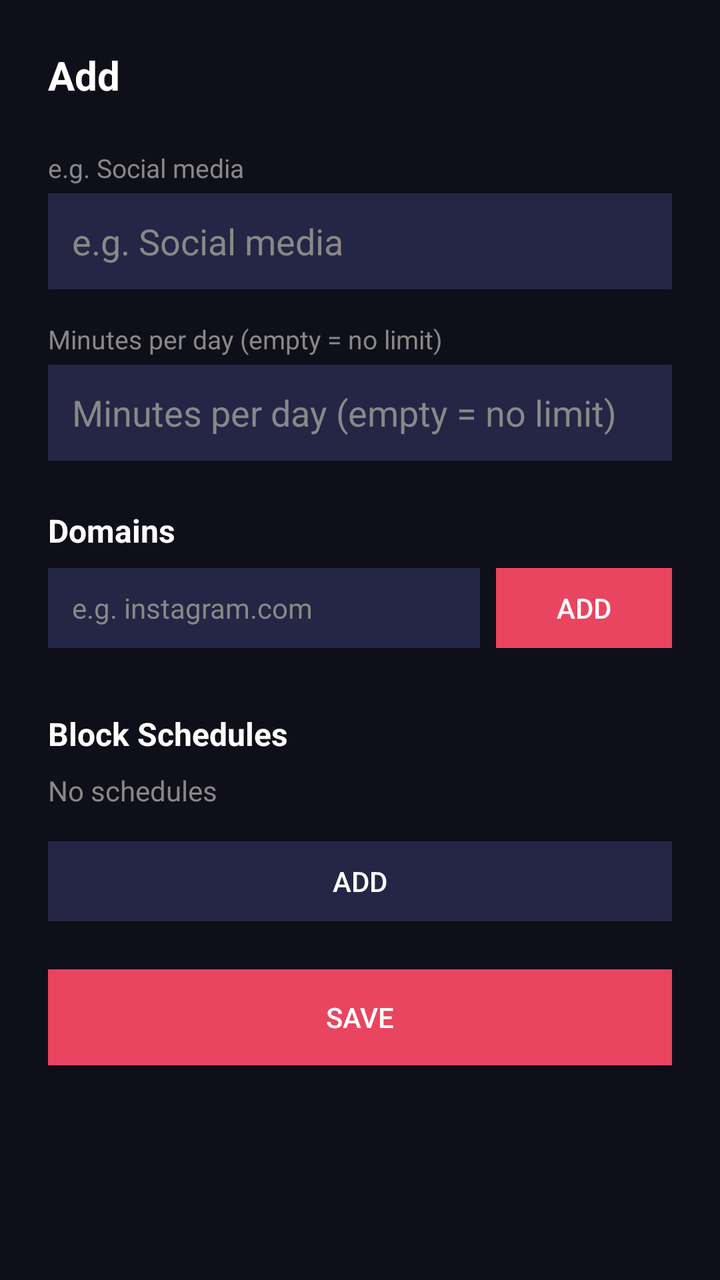
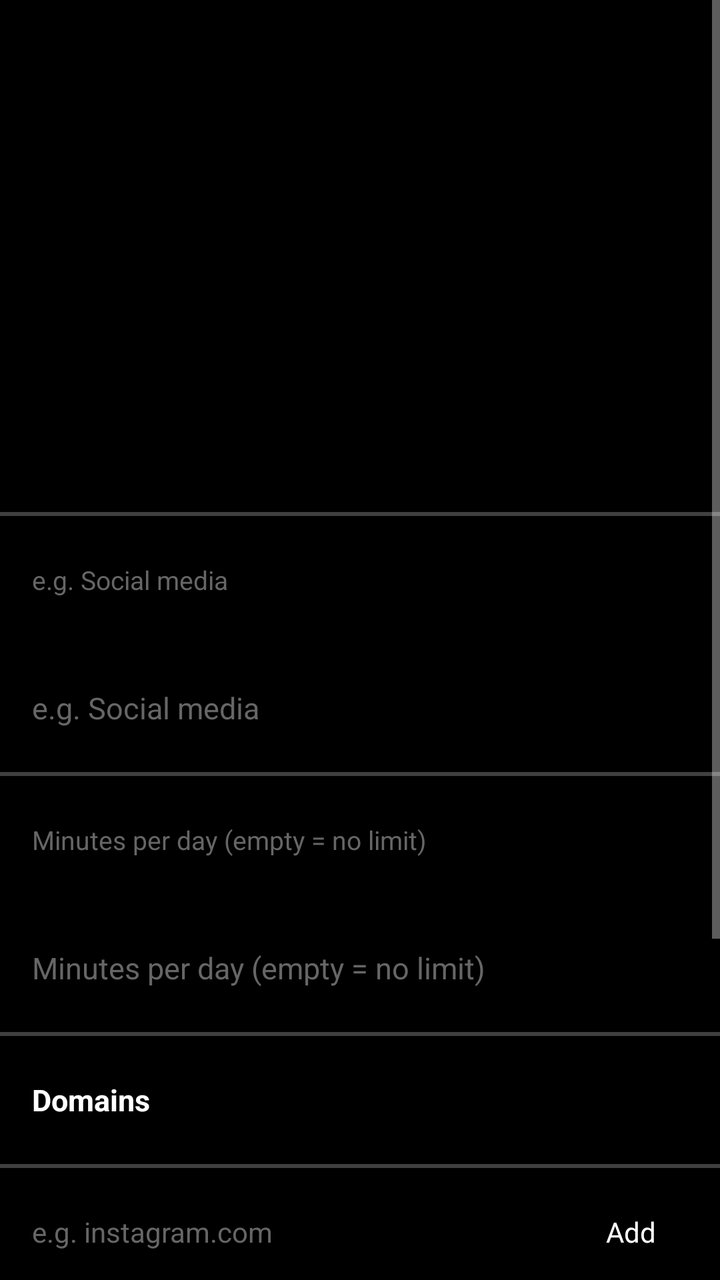

The first picture is an Android layout as it rendered before a commit; the second is the same layout after the commit. The layout source and the unified diff follow.
<!-- AndroidManifest.xml: application theme Theme.ITNSecureBrowser -->
<!-- res/layout/activity_group_edit.xml -->
<?xml version="1.0" encoding="utf-8"?>
<ScrollView xmlns:android="http://schemas.android.com/apk/res/android"
    android:layout_width="match_parent"
    android:layout_height="match_parent"
    android:background="@color/bg_page">

    <LinearLayout
        android:layout_width="match_parent"
        android:layout_height="wrap_content"
        android:orientation="vertical"
        android:padding="24dp">

        <TextView
            android:id="@+id/titleText"
            android:layout_width="wrap_content"
            android:layout_height="wrap_content"
            android:text="@string/btn_add"
            android:textColor="@color/text_primary"
            android:textSize="20sp"
            android:textStyle="bold"
            android:layout_marginBottom="24dp" />

        <TextView
            android:layout_width="wrap_content"
            android:layout_height="wrap_content"
            android:text="@string/group_name_hint"
            android:textColor="@color/text_secondary"
            android:textSize="13sp"
            android:layout_marginBottom="4dp" />

        <EditText
            android:id="@+id/inputName"
            android:layout_width="match_parent"
            android:layout_height="48dp"
            android:background="@color/bg_field"
            android:textColor="@color/text_primary"
            android:textColorHint="@color/text_secondary"
            android:hint="@string/group_name_hint"
            android:inputType="text"
            android:singleLine="true"
            android:paddingStart="12dp"
            android:paddingEnd="12dp"
            android:layout_marginBottom="16dp" />

        <TextView
            android:layout_width="wrap_content"
            android:layout_height="wrap_content"
            android:text="@string/group_limit_hint"
            android:textColor="@color/text_secondary"
            android:textSize="13sp"
            android:layout_marginBottom="4dp" />

        <EditText
            android:id="@+id/inputLimit"
            android:layout_width="match_parent"
            android:layout_height="48dp"
            android:background="@color/bg_field"
            android:textColor="@color/text_primary"
            android:textColorHint="@color/text_secondary"
            android:hint="@string/group_limit_hint"
            android:inputType="number"
            android:singleLine="true"
            android:paddingStart="12dp"
            android:paddingEnd="12dp"
            android:layout_marginBottom="24dp" />

        <TextView
            android:layout_width="wrap_content"
            android:layout_height="wrap_content"
            android:text="Domains"
            android:textColor="@color/text_primary"
            android:textSize="16sp"
            android:textStyle="bold"
            android:layout_marginBottom="8dp" />

        <LinearLayout
            android:layout_width="match_parent"
            android:layout_height="wrap_content"
            android:orientation="horizontal"
            android:layout_marginBottom="8dp">

            <EditText
                android:id="@+id/inputDomain"
                android:layout_width="0dp"
                android:layout_height="40dp"
                android:layout_weight="1"
                android:background="@color/bg_field"
                android:textColor="@color/text_primary"
                android:textColorHint="@color/text_secondary"
                android:hint="@string/add_domain_hint"
                android:inputType="textUri"
                android:singleLine="true"
                android:textSize="14sp"
                android:paddingStart="12dp"
                android:paddingEnd="12dp" />

            <Button
                android:id="@+id/btnAddDomain"
                android:layout_width="wrap_content"
                android:layout_height="40dp"
                android:text="@string/btn_add"
                android:textColor="@color/text_primary"
                android:background="@color/accent"
                android:layout_marginStart="8dp" />
        </LinearLayout>

        <TextView
            android:id="@+id/domainError"
            android:layout_width="wrap_content"
            android:layout_height="wrap_content"
            android:textColor="@color/status_off"
            android:textSize="13sp"
            android:layout_marginBottom="8dp"
            android:visibility="gone" />

        <ListView
            android:id="@+id/domainList"
            android:layout_width="match_parent"
            android:layout_height="wrap_content"
            android:divider="@color/divider"
            android:dividerHeight="1dp"
            android:dividerPadding="8dp"
            android:layout_marginBottom="24dp" />

        <TextView
            android:layout_width="wrap_content"
            android:layout_height="wrap_content"
            android:text="Block Schedules"
            android:textColor="@color/text_primary"
            android:textSize="16sp"
            android:textStyle="bold"
            android:layout_marginBottom="8dp" />

        <TextView
            android:id="@+id/noSchedules"
            android:layout_width="wrap_content"
            android:layout_height="wrap_content"
            android:text="@string/no_schedules"
            android:textColor="@color/text_secondary"
            android:textSize="14sp"
            android:layout_marginBottom="8dp" />

        <ListView
            android:id="@+id/scheduleList"
            android:layout_width="match_parent"
            android:layout_height="wrap_content"
            android:divider="@color/divider"
            android:dividerHeight="1dp"
            android:dividerPadding="8dp"
            android:layout_marginBottom="8dp" />

        <Button
            android:id="@+id/btnAddSchedule"
            android:layout_width="match_parent"
            android:layout_height="40dp"
            android:text="@string/btn_add"
            android:textColor="@color/text_primary"
            android:background="@color/bg_field"
            android:layout_marginBottom="24dp" />

        <Button
            android:id="@+id/btnSave"
            android:layout_width="match_parent"
            android:layout_height="48dp"
            android:text="@string/btn_save"
            android:textColor="@color/text_primary"
            android:background="@color/accent"
            android:layout_marginBottom="8dp" />

        <Button
            android:id="@+id/btnDelete"
            android:layout_width="match_parent"
            android:layout_height="48dp"
            android:text="@string/btn_delete"
            android:textColor="@color/status_off"
            android:background="@color/bg_field"
            android:visibility="gone" />
    </LinearLayout>
</ScrollView>
<!-- resources referenced by this layout -->
<resources>
  <color name="accent">#E94560</color>
  <color name="bg_field">#252545</color>
  <color name="bg_page">#0F0F1A</color>
  <color name="divider">#2A2A4A</color>
  <color name="status_off">#CC0000</color>
  <color name="text_primary">#FFFFFF</color>
  <color name="text_secondary">#888888</color>
  <string name="add_domain_hint">e.g. instagram.com</string>
  <string name="btn_add">Add</string>
  <string name="btn_delete">Delete</string>
  <string name="btn_save">Save</string>
  <string name="group_limit_hint">Minutes per day (empty = no limit)</string>
  <string name="group_name_hint">e.g. Social media</string>
  <string name="no_schedules">No schedules</string>
  <style name="Theme.ITNSecureBrowser" parent="android:Theme.Material.NoActionBar">
          <item name="android:windowBackground">@color/bg_page</item>
          <item name="android:colorBackground">@color/bg_page</item>
          <item name="android:textColorPrimary">@color/text_primary</item>
          <item name="android:textColorSecondary">@color/text_secondary</item>
      </style>
</resources>

<!-- the commit's change to res/layout/activity_group_edit.xml (unified diff, before → after) -->
@@ -2,178 +2,252 @@
 <ScrollView xmlns:android="http://schemas.android.com/apk/res/android"
     android:layout_width="match_parent"
     android:layout_height="match_parent"
-    android:background="@color/bg_page">
+    android:background="@color/bg"
+    android:fillViewport="true">
 
     <LinearLayout
         android:layout_width="match_parent"
         android:layout_height="wrap_content"
-        android:orientation="vertical"
-        android:padding="24dp">
-
-        <TextView
-            android:id="@+id/titleText"
-            android:layout_width="wrap_content"
-            android:layout_height="wrap_content"
-            android:text="@string/btn_add"
-            android:textColor="@color/text_primary"
-            android:textSize="20sp"
-            android:textStyle="bold"
-            android:layout_marginBottom="24dp" />
-
-        <TextView
-            android:layout_width="wrap_content"
-            android:layout_height="wrap_content"
+        android:orientation="vertical">
+
+        <include layout="@layout/item_page_title" />
+
+        <View
+            android:layout_width="match_parent"
+            android:layout_height="@dimen/divider"
+            android:background="@drawable/divider_horizontal" />
+
+        <TextView
+            android:layout_width="match_parent"
+            android:layout_height="@dimen/row_height"
+            android:gravity="center_vertical"
+            android:paddingHorizontal="@dimen/padding"
             android:text="@string/group_name_hint"
-            android:textColor="@color/text_secondary"
-            android:textSize="13sp"
-            android:layout_marginBottom="4dp" />
+            android:textColor="@color/text_hint"
+            android:textSize="13sp" />
 
         <EditText
             android:id="@+id/inputName"
             android:layout_width="match_parent"
-            android:layout_height="48dp"
-            android:background="@color/bg_field"
-            android:textColor="@color/text_primary"
-            android:textColorHint="@color/text_secondary"
+            android:layout_height="@dimen/row_height"
+            android:background="@android:color/transparent"
+            android:gravity="center_vertical"
+            android:paddingHorizontal="@dimen/padding"
+            android:textColor="@color/text_primary"
+            android:textColorHint="@color/text_hint"
             android:hint="@string/group_name_hint"
             android:inputType="text"
             android:singleLine="true"
-            android:paddingStart="12dp"
-            android:paddingEnd="12dp"
-            android:layout_marginBottom="16dp" />
-
-        <TextView
-            android:layout_width="wrap_content"
-            android:layout_height="wrap_content"
+            android:textSize="15sp" />
+
+        <View
+            android:layout_width="match_parent"
+            android:layout_height="@dimen/divider"
+            android:background="@drawable/divider_horizontal" />
+
+        <TextView
+            android:layout_width="match_parent"
+            android:layout_height="@dimen/row_height"
+            android:gravity="center_vertical"
+            android:paddingHorizontal="@dimen/padding"
             android:text="@string/group_limit_hint"
-            android:textColor="@color/text_secondary"
-            android:textSize="13sp"
-            android:layout_marginBottom="4dp" />
+            android:textColor="@color/text_hint"
+            android:textSize="13sp" />
 
         <EditText
             android:id="@+id/inputLimit"
             android:layout_width="match_parent"
-            android:layout_height="48dp"
-            android:background="@color/bg_field"
-            android:textColor="@color/text_primary"
-            android:textColorHint="@color/text_secondary"
+            android:layout_height="@dimen/row_height"
+            android:background="@android:color/transparent"
+            android:gravity="center_vertical"
+            android:paddingHorizontal="@dimen/padding"
+            android:textColor="@color/text_primary"
+            android:textColorHint="@color/text_hint"
             android:hint="@string/group_limit_hint"
             android:inputType="number"
             android:singleLine="true"
-            android:paddingStart="12dp"
-            android:paddingEnd="12dp"
-            android:layout_marginBottom="24dp" />
-
-        <TextView
-            android:layout_width="wrap_content"
-            android:layout_height="wrap_content"
+            android:textSize="15sp" />
+
+        <View
+            android:layout_width="match_parent"
+            android:layout_height="@dimen/divider"
+            android:background="@drawable/divider_horizontal" />
+
+        <TextView
+            android:layout_width="match_parent"
+            android:layout_height="@dimen/row_height"
+            android:gravity="center_vertical"
+            android:paddingHorizontal="@dimen/padding"
             android:text="Domains"
             android:textColor="@color/text_primary"
-            android:textSize="16sp"
-            android:textStyle="bold"
-            android:layout_marginBottom="8dp" />
+            android:textSize="15sp"
+            android:textStyle="bold" />
+
+        <View
+            android:layout_width="match_parent"
+            android:layout_height="@dimen/divider"
+            android:background="@drawable/divider_horizontal" />
 
         <LinearLayout
             android:layout_width="match_parent"
-            android:layout_height="wrap_content"
+            android:layout_height="@dimen/row_height"
             android:orientation="horizontal"
-            android:layout_marginBottom="8dp">
+            android:gravity="center_vertical"
+            android:paddingHorizontal="@dimen/padding">
 
             <EditText
                 android:id="@+id/inputDomain"
                 android:layout_width="0dp"
-                android:layout_height="40dp"
+                android:layout_height="@dimen/content_height"
                 android:layout_weight="1"
-                android:background="@color/bg_field"
+                android:background="@android:color/transparent"
                 android:textColor="@color/text_primary"
-                android:textColorHint="@color/text_secondary"
+                android:textColorHint="@color/text_hint"
                 android:hint="@string/add_domain_hint"
                 android:inputType="textUri"
                 android:singleLine="true"
-                android:textSize="14sp"
-                android:paddingStart="12dp"
-                android:paddingEnd="12dp" />
-
-            <Button
+                android:textSize="14sp" />
+
+            <TextView
                 android:id="@+id/btnAddDomain"
                 android:layout_width="wrap_content"
-                android:layout_height="40dp"
+                android:layout_height="@dimen/content_height"
+                android:gravity="center"
+                android:paddingHorizontal="@dimen/padding"
                 android:text="@string/btn_add"
                 android:textColor="@color/text_primary"
-                android:background="@color/accent"
-                android:layout_marginStart="8dp" />
+                android:textSize="14sp"
+                android:background="?android:attr/selectableItemBackground" />
         </LinearLayout>
 
+        <View
+            android:layout_width="match_parent"
+            android:layout_height="@dimen/divider"
+            android:background="@drawable/divider_horizontal" />
+
         <TextView
             android:id="@+id/domainError"
-            android:layout_width="wrap_content"
-            android:layout_height="wrap_content"
+            android:layout_width="match_parent"
+            android:layout_height="wrap_content"
+            android:paddingHorizontal="@dimen/padding"
             android:textColor="@color/status_off"
             android:textSize="13sp"
-            android:layout_marginBottom="8dp"
             android:visibility="gone" />
 
         <ListView
             android:id="@+id/domainList"
             android:layout_width="match_parent"
             android:layout_height="wrap_content"
-            android:divider="@color/divider"
-            android:dividerHeight="1dp"
-            android:dividerPadding="8dp"
-            android:layout_marginBottom="24dp" />
-
-        <TextView
-            android:layout_width="wrap_content"
-            android:layout_height="wrap_content"
+            android:divider="@drawable/divider_horizontal"
+            android:dividerHeight="@dimen/divider" />
+
+        <View
+            android:layout_width="match_parent"
+            android:layout_height="@dimen/divider"
+            android:background="@drawable/divider_horizontal" />
+
+        <TextView
+            android:layout_width="match_parent"
+            android:layout_height="@dimen/row_height"
+            android:gravity="center_vertical"
+            android:paddingHorizontal="@dimen/padding"
             android:text="Block Schedules"
             android:textColor="@color/text_primary"
-            android:textSize="16sp"
-            android:textStyle="bold"
-            android:layout_marginBottom="8dp" />
+            android:textSize="15sp"
+            android:textStyle="bold" />
+
+        <View
+            android:layout_width="match_parent"
+            android:layout_height="@dimen/divider"
+            android:background="@drawable/divider_horizontal" />
 
         <TextView
             android:id="@+id/noSchedules"
-            android:layout_width="wrap_content"
-            android:layout_height="wrap_content"
+            android:layout_width="match_parent"
+            android:layout_height="wrap_content"
+            android:paddingHorizontal="@dimen/padding"
             android:text="@string/no_schedules"
-            android:textColor="@color/text_secondary"
-            android:textSize="14sp"
-            android:layout_marginBottom="8dp" />
+            android:textColor="@color/text_hint"
+            android:textSize="14sp" />
 
         <ListView
             android:id="@+id/scheduleList"
             android:layout_width="match_parent"
             android:layout_height="wrap_content"
-            android:divider="@color/divider"
-            android:dividerHeight="1dp"
-            android:dividerPadding="8dp"
-            android:layout_marginBottom="8dp" />
-
-        <Button
+            android:divider="@drawable/divider_horizontal"
+            android:dividerHeight="@dimen/divider" />
+
+        <View
+            android:layout_width="match_parent"
+            android:layout_height="@dimen/divider"
+            android:background="@drawable/divider_horizontal" />
+
+        <TextView
             android:id="@+id/btnAddSchedule"
             android:layout_width="match_parent"
-            android:layout_height="40dp"
+            android:layout_height="@dimen/row_height"
+            android:background="?android:attr/selectableItemBackground"
+            android:gravity="center_vertical"
+            android:paddingHorizontal="@dimen/padding"
             android:text="@string/btn_add"
             android:textColor="@color/text_primary"
-            android:background="@color/bg_field"
-            android:layout_marginBottom="24dp" />
-
-        <Button
+            android:textSize="15sp" />
+
+        <View
+            android:layout_width="match_parent"
+            android:layout_height="@dimen/divider"
+            android:background="@drawable/divider_horizontal" />
+
+        <TextView
             android:id="@+id/btnSave"
             android:layout_width="match_parent"
-            android:layout_height="48dp"
+            android:layout_height="@dimen/row_height"
+            android:background="?android:attr/selectableItemBackground"
+            android:gravity="center_vertical"
+            android:paddingHorizontal="@dimen/padding"
             android:text="@string/btn_save"
             android:textColor="@color/text_primary"
-            android:background="@color/accent"
-            android:layout_marginBottom="8dp" />
-
-        <Button
+            android:textSize="15sp" />
+
+        <View
+            android:layout_width="match_parent"
+            android:layout_height="@dimen/divider"
+            android:background="@drawable/divider_horizontal" />
+
+        <TextView
             android:id="@+id/btnDelete"
             android:layout_width="match_parent"
-            android:layout_height="48dp"
+            android:layout_height="@dimen/row_height"
+            android:background="?android:attr/selectableItemBackground"
+            android:gravity="center_vertical"
+            android:paddingHorizontal="@dimen/padding"
             android:text="@string/btn_delete"
             android:textColor="@color/status_off"
-            android:background="@color/bg_field"
+            android:textSize="15sp"
             android:visibility="gone" />
+
+        <View
+            android:layout_width="match_parent"
+            android:layout_height="@dimen/divider"
+            android:background="@drawable/divider_horizontal" />
     </LinearLayout>
 </ScrollView>
+<!-- res/layout/item_page_title.xml (included above) -->
+<?xml version="1.0" encoding="utf-8"?>
+<FrameLayout xmlns:android="http://schemas.android.com/apk/res/android"
+    android:id="@+id/pageTitleContainer"
+    android:layout_width="match_parent"
+    android:layout_height="@dimen/page_title_height"
+    android:background="@color/bg">
+
+    <TextView
+        android:id="@+id/pageTitle"
+        android:layout_width="match_parent"
+        android:layout_height="wrap_content"
+        android:layout_gravity="center"
+        android:gravity="center"
+        android:paddingHorizontal="@dimen/padding"
+        android:textColor="@color/text_primary"
+        android:textSize="24sp"
+        android:textStyle="bold" />
+</FrameLayout>
<!-- resource entries referenced after the edit -->
@@ -1,12 +1,22 @@
 <!-- resources referenced by this layout -->
 <resources>
-  <color name="accent">#E94560</color>
-  <color name="bg_field">#252545</color>
-  <color name="bg_page">#0F0F1A</color>
-  <color name="divider">#2A2A4A</color>
-  <color name="status_off">#CC0000</color>
-  <color name="text_primary">#FFFFFF</color>
-  <color name="text_secondary">#888888</color>
+  <color name="bg">@android:color/black</color>
+  <color name="divider">#80808080</color>
+  <color name="status_off">#FFCC0000</color>
+  <color name="text_hint">#FF666666</color>
+  <color name="text_primary">@android:color/white</color>
+  <dimen name="content_height">32dp</dimen>
+  <dimen name="divider">2dp</dimen>
+  <dimen name="padding">16dp</dimen>
+  <dimen name="page_title_height">256dp</dimen>
+  <dimen name="row_height">64dp</dimen>
+  <!-- drawable divider_horizontal (drawable) -->
+  <?xml version="1.0" encoding="utf-8"?>
+  <shape xmlns:android="http://schemas.android.com/apk/res/android"
+      android:shape="rectangle">
+      <solid android:color="@color/divider" />
+      <size android:height="@dimen/divider" />
+  </shape>
   <string name="add_domain_hint">e.g. instagram.com</string>
   <string name="btn_add">Add</string>
   <string name="btn_delete">Delete</string>
@@ -15,10 +25,10 @@
   <string name="group_name_hint">e.g. Social media</string>
   <string name="no_schedules">No schedules</string>
   <style name="Theme.ITNSecureBrowser" parent="android:Theme.Material.NoActionBar">
-          <item name="android:windowBackground">@color/bg_page</item>
-          <item name="android:colorBackground">@color/bg_page</item>
-          <item name="android:textColorPrimary">@color/text_primary</item>
-          <item name="android:textColorSecondary">@color/text_secondary</item>
+          <item name="android:windowNoTitle">true</item>
+          <item name="android:windowFullscreen">false</item>
+          <item name="android:statusBarColor">@android:color/transparent</item>
+          <item name="android:navigationBarColor">@android:color/transparent</item>
       </style>
 </resources>
 
